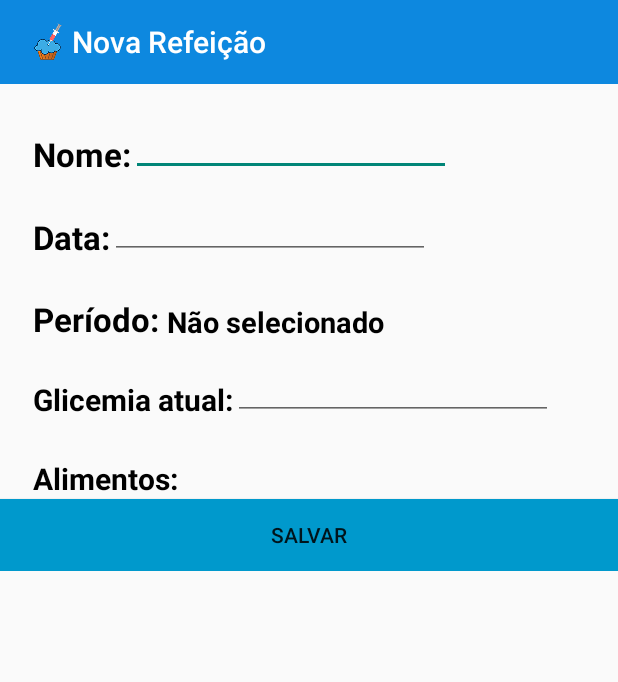
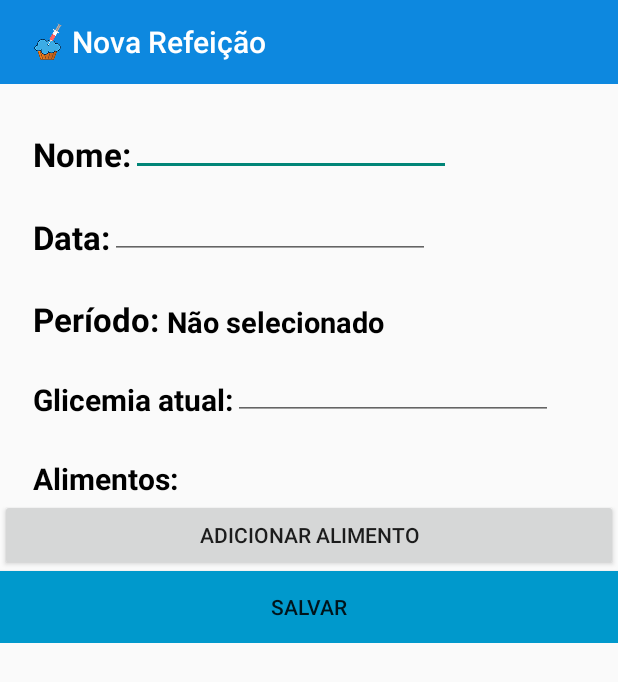
Before and after one commit to LucasPCBranco/Diabytes, an Android app: the NewRefeicao screen opened directly, with no data from a screen before it, on a phone screen of 412 x 824 dp. Shown: the top 682 px of the screen. Run offline under Robolectric (Android 15) with nearby library versions, the phone set to English and light mode, and no system bars.

Commit message:
Mudanças diversas: Todas telas funcionais

```diff
--- a/app/src/main/AndroidManifest.xml
+++ b/app/src/main/AndroidManifest.xml
@@ -46,6 +46,7 @@
         </activity>
         <activity android:name=".DetalhesRefeicaoActivity"></activity>
         <activity android:name=".TipoRefeicaoActivity"></activity>
+        <activity android:name=".SelecaoActivity"></activity>
     </application>
 
 </manifest>
--- a/app/src/main/java/com/example/nerds/tcctest/NewRefeicao.java
+++ b/app/src/main/java/com/example/nerds/tcctest/NewRefeicao.java
@@ -1,9 +1,12 @@
 package com.example.nerds.tcctest;
 
+import android.content.Intent;
 import android.os.Bundle;
 import android.support.v7.app.AppCompatActivity;
 import android.support.v7.widget.Toolbar;
+import android.view.View;
 import android.widget.ArrayAdapter;
+import android.widget.Button;
 import android.widget.ListView;
 import android.widget.TextView;
 
@@ -26,11 +29,13 @@ public class NewRefeicao extends AppCompatActivity{
     private ArrayList<String> alimentos = new ArrayList<String>(); //ArrayList que será adaptada para a ListView dos alimentos
     private String periodo;
     private TextView txtPeriodo; //Texto que tem o período selecionado derivado de TipoRefeicaoActivity
+    private Button btnSalvar, btnAdd; //Botões para funcionalidades
 
     @Override
     protected void onCreate(Bundle savedInstanceState) {
 
-        txtPeriodo = (TextView) findViewById(R.id.ref_txtPeriodoSelec);
+        super.onCreate(savedInstanceState);
+        setContentView(R.layout.activity_new_refeicao);
 
         //Verificação - se já tem algo salvo, recupera esses valores
         if(savedInstanceState != null){
@@ -46,8 +51,6 @@ public class NewRefeicao extends AppCompatActivity{
         //Informações pegas da TipoRefeicaoActivity
         Bundle bTipo = getIntent().getBundleExtra("bTipo");
 
-        super.onCreate(savedInstanceState);
-        setContentView(R.layout.activity_new_refeicao);
         //Definindo a toolbar
         Toolbar my_toolbar = (Toolbar) findViewById(R.id.my_toolbar);
         setSupportActionBar(my_toolbar);
@@ -57,14 +60,13 @@ public class NewRefeicao extends AppCompatActivity{
         getSupportActionBar().setIcon(R.drawable.ic_toolbar);
 
         ref_ListAlimentos = (ListView) findViewById(R.id.ref_listAlimentos);
-
-        String periodo = bTipo.getString("periodo");
-        System.out.println("PERÍODO:  " + periodo);
-        if(periodo != null) {
-            //Selecionando o texto da Bundle.
+        txtPeriodo = (TextView) findViewById(R.id.ref_txtPeriodoSelec);
+        if(bTipo != null) {
+            String periodo = bTipo.getString("periodo");
+            System.out.println("PERÍODO:  " + periodo);
             txtPeriodo.setText(periodo);
         }
-        if(bCalc == null){
+        else if(bCalc == null){
             //Ué
         }else{
             /*Uma vez que está setado, a informação adquirida deve ser usada para REGISTRO e CÁLCULO
@@ -82,6 +84,25 @@ public class NewRefeicao extends AppCompatActivity{
         //Adaptando os dados da Array na ListView
         ArrayAdapter arrayAdapter = new ArrayAdapter(this, android.R.layout.simple_list_item_1, alimentos);
         ref_ListAlimentos.setAdapter(arrayAdapter);
+
+        btnSalvar = (Button) findViewById(R.id.ref_btnSalvar);
+        btnAdd = (Button) findViewById(R.id.ref_btnNewAlimento);
+
+        btnSalvar.setOnClickListener(new View.OnClickListener() {
+            @Override
+            public void onClick(View v) {
+                //Salvar: Fazer o cálculo baseado nos dados do usuário, e exibir detalhes
+            }
+        });
+
+        btnAdd.setOnClickListener(new View.OnClickListener() {
+            @Override
+            public void onClick(View v) {
+                //Add: Vai para a tela de seleção de origem dos alimentos
+                 Intent i = new Intent(NewRefeicao.this, SelecaoActivity.class);
+                startActivity(i);
+            }
+        });
     }
 
     /* Salvando os dados da Activity*/
--- a/app/src/main/res/layout/activity_new_refeicao.xml
+++ b/app/src/main/res/layout/activity_new_refeicao.xml
@@ -112,10 +112,18 @@
         />
 
     <Button
+        android:layout_width="match_parent"
+        android:layout_height="wrap_content"
+        android:layout_below="@+id/ref_listAlimentos"
+        android:id="@+id/ref_btnNewAlimento"
+        android:text="Adicionar Alimento"
+        />
+
+    <Button
         android:text="Salvar"
         android:layout_width="match_parent"
         android:layout_height="wrap_content"
-        android:layout_below="@+id/ref_listAlimentos"
+        android:layout_below="@+id/ref_btnNewAlimento"
         android:id="@+id/ref_btnSalvar"
         android:background="@android:color/holo_blue_dark" />
 
--- a/app/src/main/res/layout/activity_selecao.xml
+++ b/app/src/main/res/layout/activity_selecao.xml
@@ -15,6 +15,7 @@
         android:layout_width="match_parent"
         android:layout_height="match_parent"
         android:text="@string/AlimentosBD"
+        android:id="@+id/slc_btnTACO"
         android:textSize="20dp"
         android:layout_weight="0.5"
         android:background="@color/colorPrimary"/>
@@ -23,6 +24,7 @@
         android:layout_width="match_parent"
         android:layout_height="match_parent"
         android:text="@string/meusAlimentos"
+        android:id="@+id/slc_btnMeus"
         android:textSize="20dp"
         android:layout_weight="0.5"
         android:background="@color/colorPrimaryDark"/>
```
Also changed, not shown: app/src/main/java/com/example/nerds/tcctest/SelecaoActivity.java (+25 -0 lines).
